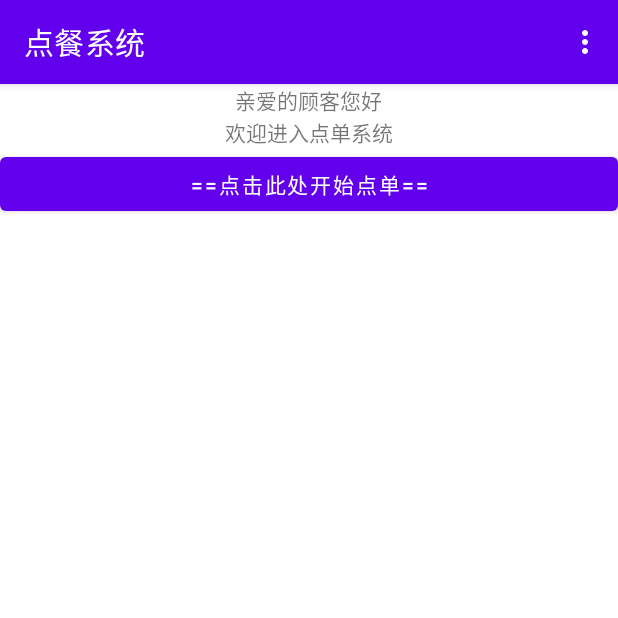
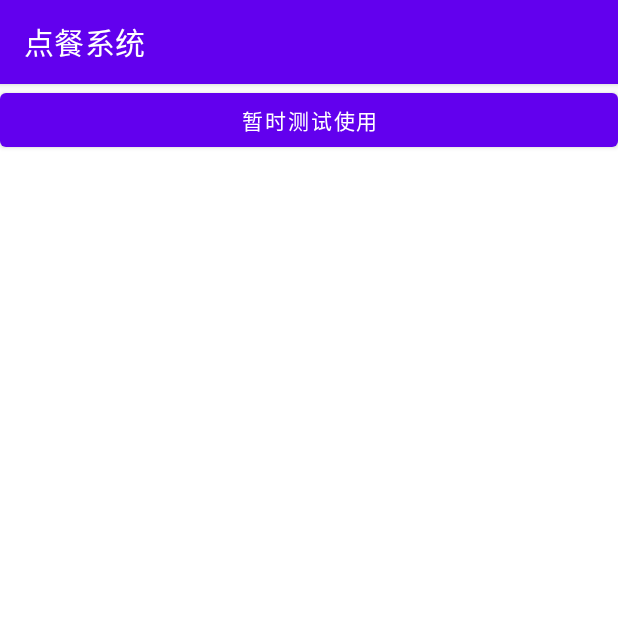
Before and after one commit to KevinAlvlay/FoodOrderingAndroid, an Android app: the screen it shows after launch (MainActivity before the commit, OrderActivity after it), after a tap on "==点击此处开始点单==", on a phone screen of 412 x 824 dp, the top half of it. Run offline under Robolectric (Android 15) with nearby library versions, the phone set to English and light mode, and no system bars.

Commit message:
2022/10/11 -2 add OrderActivity page

```diff
--- a/app/src/main/AndroidManifest.xml
+++ b/app/src/main/AndroidManifest.xml
@@ -10,10 +10,14 @@
             android:supportsRtl="true"
             android:theme="@style/Theme.FoodOrderingAndroid">
         <activity
+                android:name=".OrderActivity"
+                android:exported="true"/>
+        <activity
                 android:name=".MainActivity"
                 android:exported="true">
             <intent-filter>
                 <action android:name="android.intent.action.MAIN"/>
+
                 <category android:name="android.intent.category.LAUNCHER"/>
             </intent-filter>
         </activity>
--- a/app/src/main/java/com/example/foodorderingandroid/MainActivity.java
+++ b/app/src/main/java/com/example/foodorderingandroid/MainActivity.java
@@ -1,5 +1,6 @@
 package com.example.foodorderingandroid;
 
+import android.content.Intent;
 import android.view.Menu;
 import android.view.MenuItem;
 import android.view.View;
@@ -21,6 +22,9 @@ public class MainActivity extends AppCompatActivity {
             @Override
             public void onClick(View v) {
                 Toast.makeText(MainActivity.this,"正在加载菜单……",Toast.LENGTH_SHORT).show();
+
+                Intent intent = new Intent(MainActivity.this,OrderActivity.class);
+                startActivity(intent);
             }
         });
 
--- /dev/null
+++ b/app/src/main/java/com/example/foodorderingandroid/OrderActivity.java
@@ -0,0 +1,13 @@
+package com.example.foodorderingandroid;
+
+import androidx.appcompat.app.AppCompatActivity;
+import android.os.Bundle;
+
+public class OrderActivity extends AppCompatActivity {
+
+    @Override
+    protected void onCreate(Bundle savedInstanceState) {
+        super.onCreate(savedInstanceState);
+        setContentView(R.layout.activity_order);
+    }
+}
--- a/app/src/main/res/layout/activity_main.xml
+++ b/app/src/main/res/layout/activity_main.xml
@@ -26,7 +26,7 @@
             android:layout_width="match_parent"
             android:layout_height="wrap_content"/>
 
-    <!--APP开发者-->
+    <!--APP开发者，现在已经更改到menu中显示-->
     <!--TextView
             android:layout_width="wrap_content"
             android:layout_height="wrap_content"
--- /dev/null
+++ b/app/src/main/res/layout/activity_order.xml
@@ -0,0 +1,18 @@
+<?xml version="1.0" encoding="utf-8"?>
+<LinearLayout
+        xmlns:android="http://schemas.android.com/apk/res/android"
+        xmlns:tools="http://schemas.android.com/tools"
+        xmlns:app="http://schemas.android.com/apk/res-auto"
+        android:layout_width="match_parent"
+        android:layout_height="match_parent"
+        tools:context=".OrderActivity">
+
+    <Button
+
+            android:id="@+id/Button_2"
+            android:text="@string/order_1"
+            android:layout_width="match_parent"
+            android:layout_height="wrap_content"/>
+
+
+</LinearLayout>
--- a/app/src/main/res/values/strings.xml
+++ b/app/src/main/res/values/strings.xml
@@ -6,5 +6,6 @@
     <string name="start_4">APP开发者：詹天成，秦帅，董志浩</string>
     <string name="start_5">开发人员信息</string>
     <string name="start_6">暂存测试信息</string>
+    <string name="order_1">暂时测试使用</string>
 
 </resources>
```
